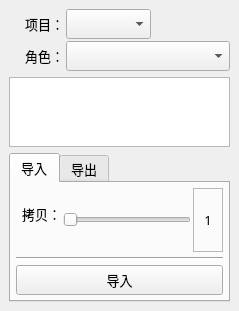
First picture: the form in commons/ui/motionLib.ui, repository lonegather/Barbarian, before the edit.
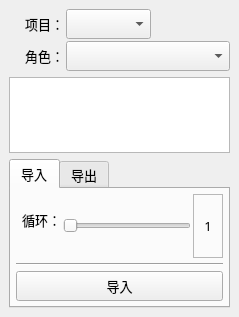
Second picture: the form after the edit. Icons and pictures are not drawn.

Patch:
```diff
--- a/commons/ui/motionLib.ui
+++ b/commons/ui/motionLib.ui
@@ -7,7 +7,7 @@
     <x>0</x>
     <y>0</y>
     <width>239</width>
-    <height>311</height>
+    <height>317</height>
    </rect>
   </property>
   <property name="font">
@@ -193,7 +193,7 @@
              </font>
             </property>
             <property name="text">
-             <string>拷贝：</string>
+             <string>循环：</string>
             </property>
             <property name="alignment">
              <set>Qt::AlignRight|Qt::AlignTrailing|Qt::AlignVCenter</set>
```
Left out of the diff: 22 changed lines with no effect on the pictures.
